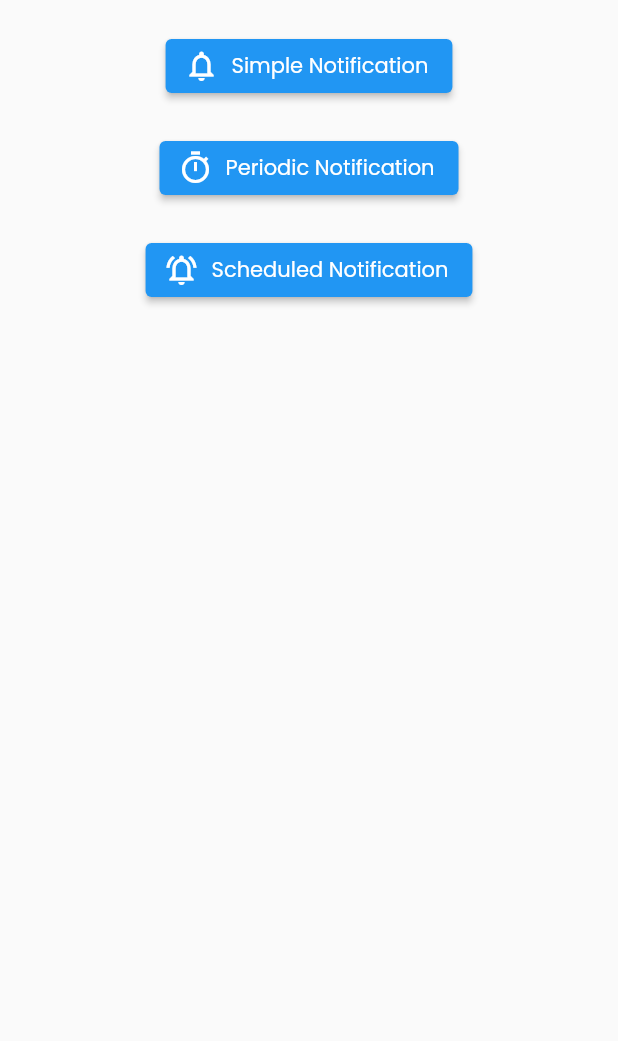
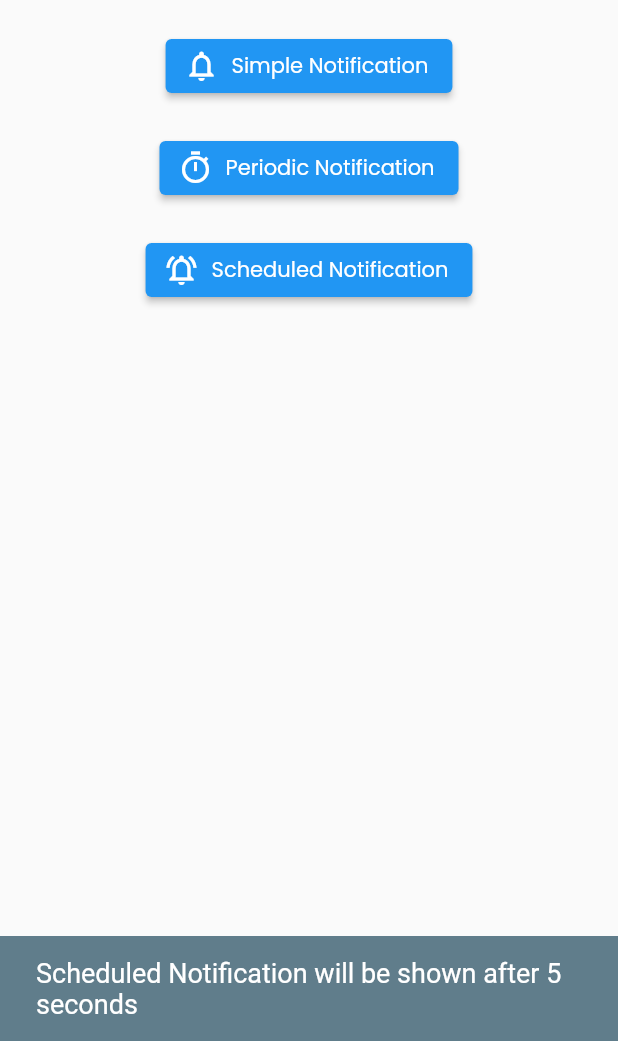
Before and after one commit to daudhiyaa/local-notification-app, a Flutter app: the screen it shows after launch, after a tap on "Scheduled Notification", on a phone screen of 412 x 824 dp, the part 195-1236 px from its top. Run offline on Flutter 3.47's test engine with Material 2 defaults, Android fonts, the phone set to English and light mode, and no system bars; our stand-ins replace flutter_local_notifications, flutter_native_timezone, rxdart, timezone.

Commit message:
feat: scheduled notification

```diff
--- a/lib/api/notification_api.dart
+++ b/lib/api/notification_api.dart
@@ -1,11 +1,14 @@
 import 'package:flutter_local_notifications/flutter_local_notifications.dart';
 import 'package:rxdart/rxdart.dart';
+import 'package:timezone/data/latest.dart' as tz;
+import 'package:timezone/timezone.dart' as tz;
+import 'package:flutter_native_timezone/flutter_native_timezone.dart';
 
 class NotificationApi {
   static final _notifications = FlutterLocalNotificationsPlugin();
   static final onNotifications = BehaviorSubject<String?>();
 
-  static Future init() async {
+  static Future init({bool initScheduled = false}) async {
     const android = AndroidInitializationSettings('@mipmap/ic_launcher');
     const iOS = DarwinInitializationSettings();
     const settings = InitializationSettings(android: android, iOS: iOS);
@@ -16,6 +19,12 @@ class NotificationApi {
         onNotifications.add(payload.payload);
       },
     );
+
+    if (initScheduled) {
+      tz.initializeTimeZones();
+      final locationName = await FlutterNativeTimezone.getLocalTimezone();
+      tz.setLocalLocation(tz.getLocation(locationName));
+    }
   }
 
   static Future _notificationDetails(
@@ -70,4 +79,46 @@ class NotificationApi {
         ),
         payload: payload,
       );
+
+  static Future showScheduledNotification({
+    int id = 3,
+    String? title,
+    String? body,
+    String? payload,
+    required DateTime scheduleDate,
+  }) async =>
+      _notifications.zonedSchedule(
+        id,
+        title,
+        body,
+        _scheduleDaily(DateTime(scheduleDate.hour)),
+        // tz.TZDateTime.from(scheduleDate, tz.local),
+        await _notificationDetails(
+          'Periodic Notification ID 2',
+          'Periodic Notification Channel Name',
+          'Periodic Notification Channel Description',
+        ),
+        payload: payload,
+        // androidAllowWhileIdle: true,
+        matchDateTimeComponents: DateTimeComponents.time,
+        uiLocalNotificationDateInterpretation:
+            UILocalNotificationDateInterpretation.absoluteTime,
+      );
+
+  static tz.TZDateTime _scheduleDaily(DateTime time) {
+    final now = tz.TZDateTime.now(tz.local);
+    var scheduledDate = tz.TZDateTime(
+      tz.local,
+      now.year,
+      now.month,
+      now.day,
+      time.hour,
+      time.minute,
+      time.second,
+    );
+
+    return scheduledDate.isBefore(now)
+        ? scheduledDate.add(const Duration(days: 1))
+        : scheduledDate;
+  }
 }
--- a/lib/pages/home.dart
+++ b/lib/pages/home.dart
@@ -13,7 +13,7 @@ class _HomePageState extends State<HomePage> {
   @override
   void initState() {
     super.initState();
-    NotificationApi.init();
+    NotificationApi.init(initScheduled: true);
     listenNotifications();
   }
 
@@ -60,12 +60,26 @@ class _HomePageState extends State<HomePage> {
             ),
             const SizedBox(height: 20),
             ElevatedButton.icon(
-              onPressed: () => NotificationApi.showPeriodicNotification(
-                id: 3,
-                title: 'Hello Daud',
-                body: 'This is Scheduled Notification',
-                payload: 'Scheduled Notification Payload',
-              ),
+              onPressed: () {
+                NotificationApi.showScheduledNotification(
+                  id: 3,
+                  title: 'Hello Daud',
+                  body: 'This is Scheduled Notification',
+                  payload: 'Scheduled Notification Payload',
+                  scheduleDate: DateTime.now().add(const Duration(seconds: 5)),
+                );
+
+                const snackbar = SnackBar(
+                  content: Text(
+                    'Scheduled Notification will be shown after 5 seconds',
+                    style: TextStyle(fontSize: 18),
+                  ),
+                  backgroundColor: Colors.blueGrey,
+                );
+                ScaffoldMessenger.of(context)
+                  ..removeCurrentSnackBar()
+                  ..showSnackBar(snackbar);
+              },
               icon: const Icon(Icons.notifications_active_outlined),
               label: const Text('Scheduled Notification'),
             )
```
